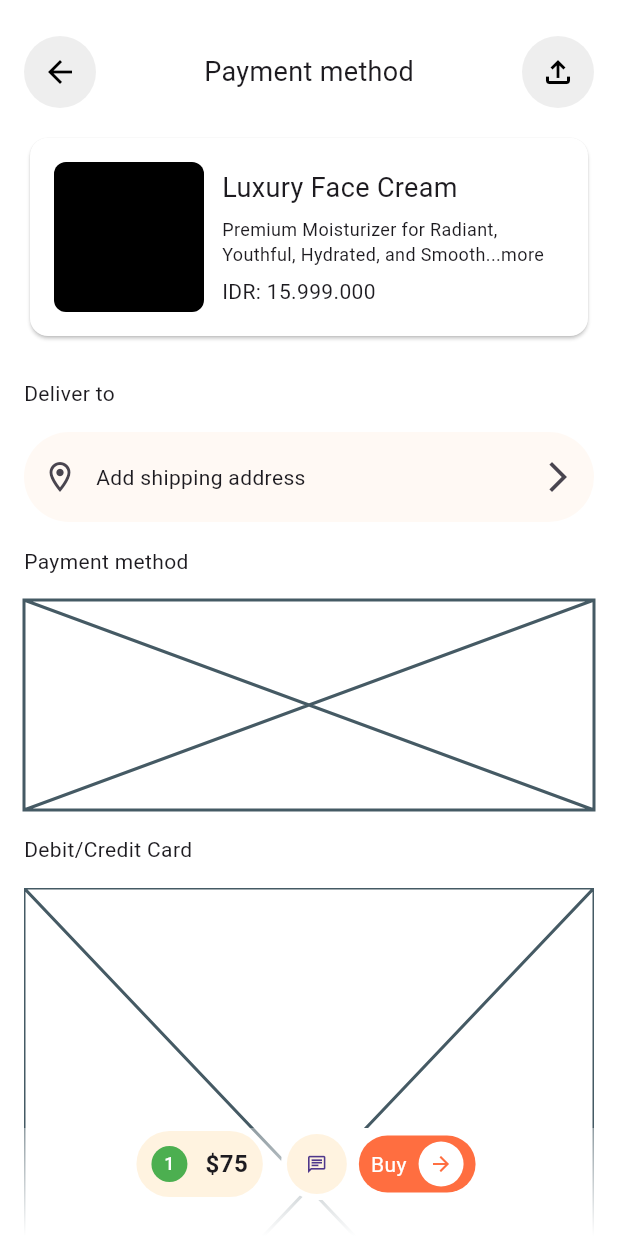
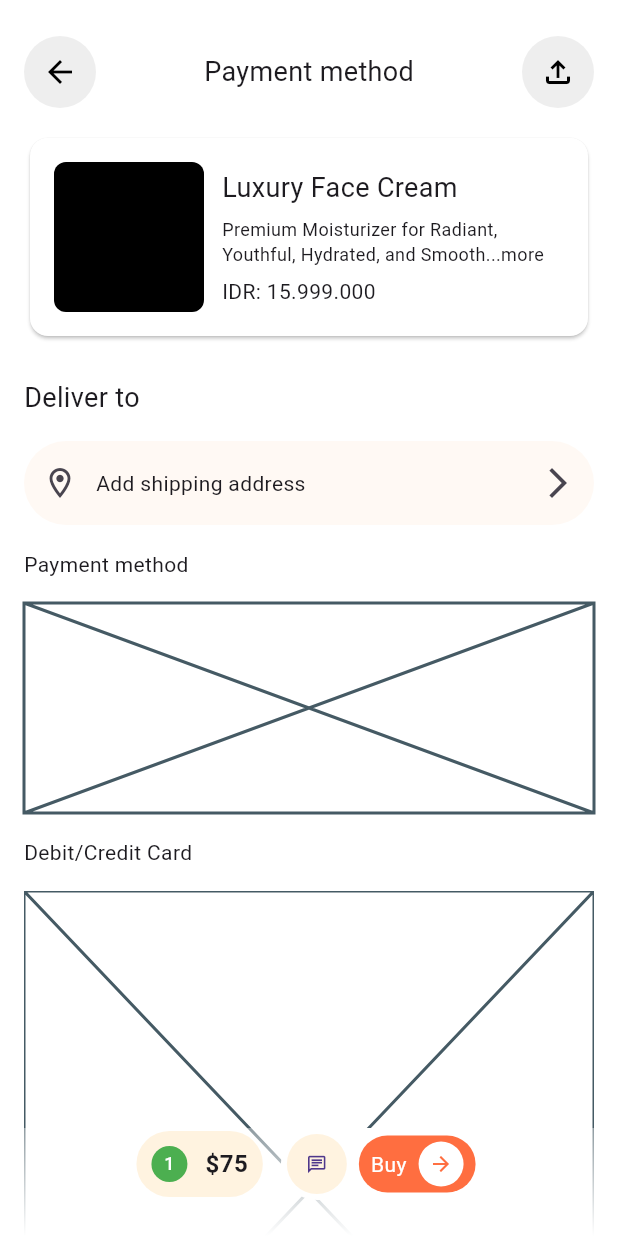
Before and after one commit to JAICHANGPARK/flutter_notebook_chapter_43, a Flutter app: the MarketplacePaymentMethodPage screen opened directly, on a phone screen of 412 x 824 dp. Run offline on Flutter 3.47's test engine with Material 3 defaults, Android fonts, the phone set to English and light mode, and no system bars; our stand-ins replace gap, hugeicons.

Commit message:
Update marketplace_payment_method_page.dart

```diff
--- a/lib/ep2168_marketplace_app/ui/marketplace_payment_method_page.dart
+++ b/lib/ep2168_marketplace_app/ui/marketplace_payment_method_page.dart
@@ -94,13 +94,18 @@ class _MarketplacePaymentMethodPageState extends State<MarketplacePaymentMethodP
                       ),
                     ),
                   ),
-                  Text("Deliver to "),
+                  Text(
+                    "Deliver to ",
+                    style: TextStyle(
+                      fontSize: 18,
+                    ),
+                  ),
                   Container(
                     decoration: ShapeDecoration(
                       shape: StadiumBorder(),
                       color: Color.fromRGBO(255, 249, 244, 1),
                     ),
-                    padding: EdgeInsets.symmetric(vertical: 6),
+                    padding: EdgeInsets.symmetric(vertical: 4),
                     child: Row(
                       children: [
                         IconButton(
```
